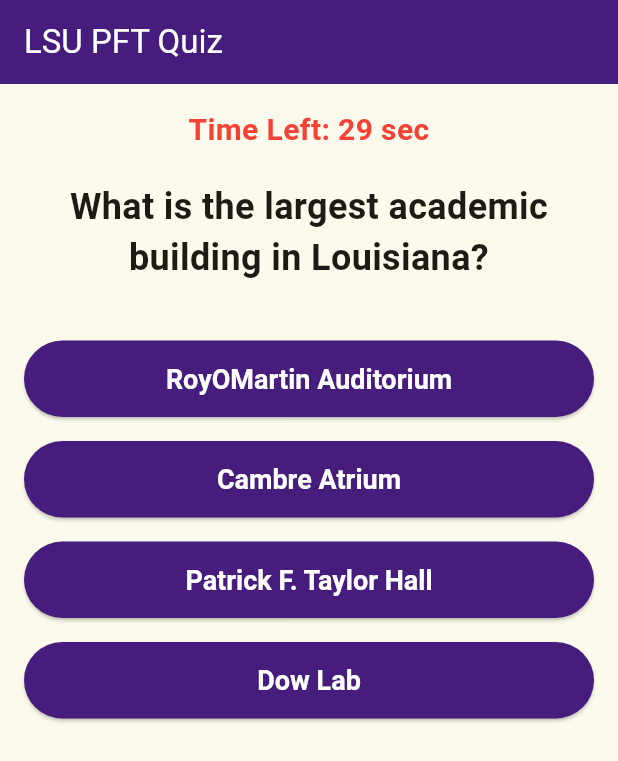
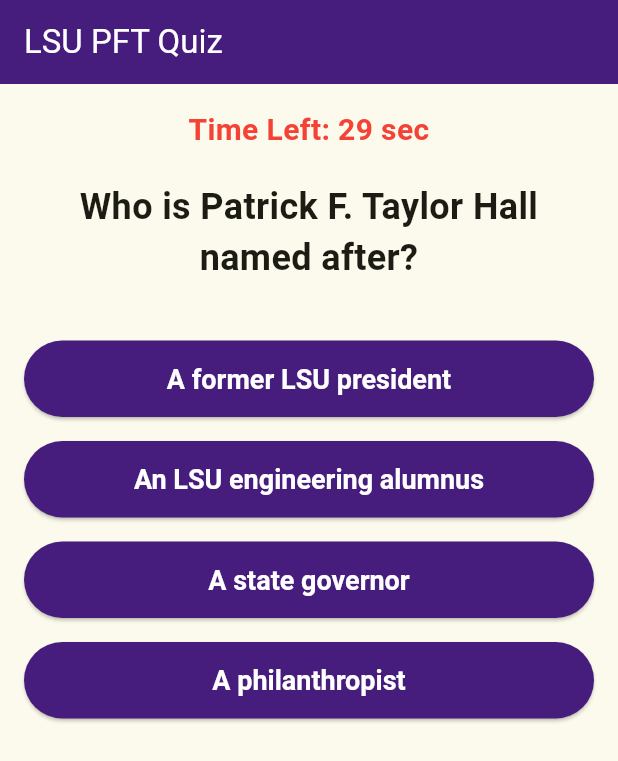
Before and after one commit to maureensanchez99/app6, a Flutter app: the QuizScreen screen opened directly, on a phone screen of 412 x 824 dp. Shown: the top 761 px of the screen. Run offline on Flutter 3.47's test engine with Material 3 defaults, Android fonts, the phone set to English and light mode, and no system bars; our stand-ins replace shared_preferences; accounts and stored records are empty.

Commit message:
added more questions

```diff
--- a/lib/pages/popquiz_page.dart
+++ b/lib/pages/popquiz_page.dart
@@ -30,6 +30,16 @@ class QuizScreen extends StatefulWidget {
 
 class _QuizScreenState extends State<QuizScreen> {
   final List<Map<String, dynamic>> questions = [
+    {
+      'question': 'Who is Patrick F. Taylor Hall named after?',
+      'options': [
+        'A former LSU president',
+        'An LSU engineering alumnus',
+        'A state governor',
+        'A philanthropist'
+      ],
+      'answerIndex': 1,
+    },
     {
       'question': 'What is the largest academic building in Louisiana?',
       'options': [
@@ -69,6 +79,48 @@ class _QuizScreenState extends State<QuizScreen> {
       'question': 'What company funded the Sustainable Living Lab?',
       'options': ['Chevron', 'ExxonMobil', 'BASF', 'Shell'],
       'answerIndex': 2,
+    },
+    {
+      'question':
+          'What is the purpose of the Dow Chemical Unit Operations Lab?',
+      'options': [
+        'To study robotics',
+        'To perform chemical process experiments',
+        'To research sustainable living',
+        'To build computer processors'
+      ],
+      'answerIndex': 1,
+    },
+    {
+      'question': 'Which lab in PFT allows students to test driving behaviors?',
+      'options': [
+        'Robotics Lab',
+        'Civil Engineering Driving Simulator Lab',
+        'BASF Sustainable Living Lab',
+        'Proto Lab'
+      ],
+      'answerIndex': 1,
+    },
+    {
+      'question':
+          'Which space in PFT is a central hub for student organizations?',
+      'options': [
+        'The Commons',
+        'Cambre Atrium',
+        'RoyOMartin Auditorium',
+        'Dow Student Leadership Incubator'
+      ],
+      'answerIndex': 3,
+    },
+    {
+      'question': 'What feature makes the BIM Lab unique?',
+      'options': [
+        'It has 3D motion analysis systems',
+        'It allows virtual walkthroughs of buildings',
+        'It specializes in petroleum engineering',
+        'It contains a mini humanoid robot'
+      ],
+      'answerIndex': 1,
     },
   ];
 
@@ -117,11 +169,13 @@ class _QuizScreenState extends State<QuizScreen> {
 
   void checkAnswer(int selectedIndex) {
     setState(() {
-      selectedAnswerIndex = selectedIndex;
-      answerRevealed = true;
+      selectedAnswerIndex = selectedIndex; // Store selected answer
+      answerRevealed = true; // Reveal the correct answer
     });
-    timer?.cancel();
 
+    timer?.cancel(); // Stop the timer since the user answered
+
+    // Delay before proceeding to the next question, allowing UI to update
     Future.delayed(const Duration(seconds: 2), () {
       nextQuestion();
     });
```
